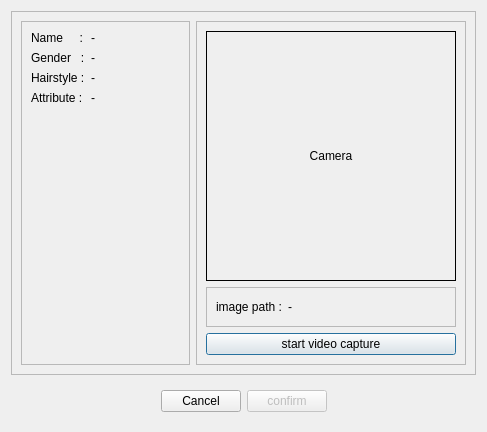
Before: the Qt Designer form ui/admgui/all_ui/event_setting/camera_confirm_dialog.ui in RaynoldPanjiZ/gui_pyside6, drawn with Qt 5.
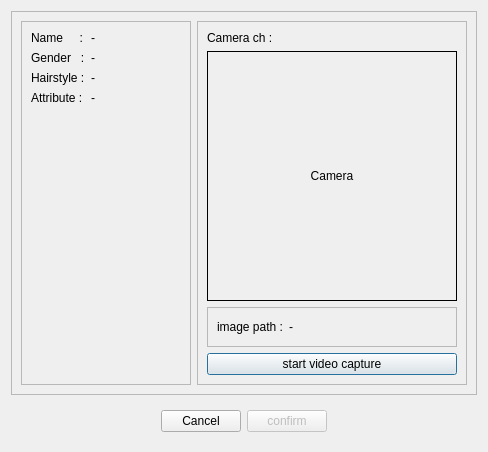
After: the same form once the commit is applied.

Diff of the .ui file:
```diff
--- a/ui/admgui/all_ui/event_setting/camera_confirm_dialog.ui
+++ b/ui/admgui/all_ui/event_setting/camera_confirm_dialog.ui
@@ -6,8 +6,8 @@
    <rect>
     <x>0</x>
     <y>0</y>
-    <width>487</width>
-    <height>430</height>
+    <width>488</width>
+    <height>451</height>
    </rect>
   </property>
   <property name="windowTitle">
@@ -126,6 +126,13 @@
          <enum>QFrame::Raised</enum>
         </property>
         <layout class="QVBoxLayout" name="verticalLayout_2">
+         <item>
+          <widget class="QLabel" name="camname">
+           <property name="text">
+            <string>Camera ch :</string>
+           </property>
+          </widget>
+         </item>
          <item>
           <widget class="QLabel" name="label_cam">
            <property name="sizePolicy">
@@ -153,6 +160,12 @@
          </item>
          <item>
           <widget class="QFrame" name="frame_5">
+           <property name="sizePolicy">
+            <sizepolicy hsizetype="Preferred" vsizetype="Fixed">
+             <horstretch>0</horstretch>
+             <verstretch>0</verstretch>
+            </sizepolicy>
+           </property>
            <property name="frameShape">
             <enum>QFrame::StyledPanel</enum>
            </property>
```
